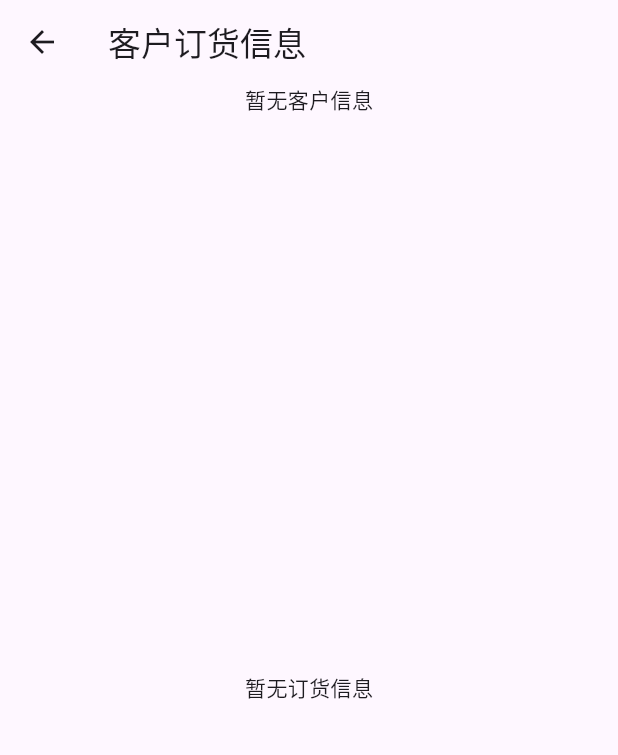
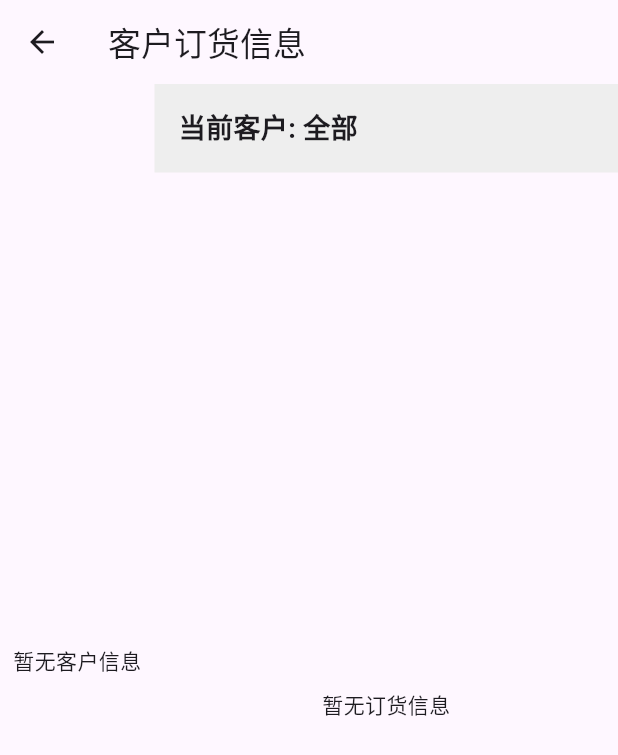
Before and after one commit to Ximenge/order2, a Flutter app: the screen it shows after launch, after a tap on the "person" icon, on a phone screen of 412 x 824 dp. Shown: the top 755 px of the screen. Run offline on Flutter 3.47's test engine with Material 3 defaults, Android fonts, the phone set to English and light mode, and no system bars; our stand-ins replace sqflite; accounts and stored records are empty.

```diff
--- a/lib/customer_orders_screen.dart
+++ b/lib/customer_orders_screen.dart
@@ -13,11 +13,13 @@ class CustomerOrdersScreen extends StatefulWidget {
 class _CustomerOrdersScreenState extends State<CustomerOrdersScreen> {
   String? selectedCustomerName;
   ValueNotifier<bool>? _refreshNotifier;
+  List<Order> _orders = [];
 
   @override
   void initState() {
     super.initState();
     _refreshNotifier = ValueNotifier(false);
+    _loadOrders();
   }
 
   @override
@@ -26,90 +28,55 @@ class _CustomerOrdersScreenState extends State<CustomerOrdersScreen> {
     super.dispose();
   }
 
+  Future<void> _loadOrders() async {
+    try {
+      List<Order> newOrders = selectedCustomerName == null
+         ? await Provider.of<AppDatabase>(context, listen: false).getActiveOrders()
+          : await Provider.of<AppDatabase>(context, listen: false).getOrdersByCustomer(selectedCustomerName!);
+      setState(() {
+        _orders = newOrders;
+      });
+    } catch (e) {
+      // 可以添加详细的错误处理逻辑
+      print('加载订单信息出错: $e');
+    }
+  }
+
+  void _deleteOrderLocally(Order order) {
+    setState(() {
+      _orders.removeWhere((o) => o.id == order.id);
+    });
+  }
+
   @override
   Widget build(BuildContext context) {
     return Scaffold(
       appBar: AppBar(
-        title: Text('客户订货信息'),
+        title: const Text('客户订货信息'),
       ),
-      body: Column(
+      body: Row(
         children: [
-          // 客户姓名筛选按钮
-          FutureBuilder<List<String>>(
-            future: Provider.of<AppDatabase>(context).getAllCustomerNames(),
-            builder: (context, snapshot) {
-              if (snapshot.connectionState == ConnectionState.waiting) {
-                return CircularProgressIndicator();
-              }
-
-              if (!snapshot.hasData || snapshot.data!.isEmpty) {
-                return Text('暂无客户信息');
-              }
-
-              final customerNames = snapshot.data!;
-              return SingleChildScrollView(
-                scrollDirection: Axis.horizontal,
-                child: Row(
-                  children: [
-                    ElevatedButton(
-                      onPressed: () {
-                        setState(() {
-                          selectedCustomerName = null;
-                        });
-                      },
-                      child: Text('全部'),
-                    ),
-                    ...customerNames.map((name) => ElevatedButton(
-                      onPressed: selectedCustomerName == name ? null : () {
+          // 左侧客户列表
+          Expanded(
+            flex: 1,
+            child: CustomerList(
+              selectedCustomerName: selectedCustomerName,
+              onCustomerSelected: (name) {
                 setState(() {
                   selectedCustomerName = name;
                 });
+                _loadOrders();
               },
-                      child: Text(name),
-                      style: ButtonStyle(
-                        backgroundColor: MaterialStateProperty.resolveWith(
-                          (states) => selectedCustomerName == name ? Colors.blue : Colors.grey,
             ),
           ),
-                    )),
-                  ],
-                ),
-              );
-            },
-          ),
-          SizedBox(height: 16),
-          // 订单列表
+          // 右侧订单列表
           Expanded(
-            child: ValueListenableBuilder(
-              valueListenable: _refreshNotifier!,
-              builder: (context, _, __) {
-                return FutureBuilder<List<Order>>(
-                  future: selectedCustomerName == null
-                      ? Provider.of<AppDatabase>(context, listen: false).getActiveOrders()
-                      : Provider.of<AppDatabase>(context, listen: false).getOrdersByCustomer(selectedCustomerName!),
-                  builder: (context, snapshot) {
-                    if (snapshot.connectionState == ConnectionState.waiting) {
-                      return Center(child: CircularProgressIndicator());
-                    }
-
-                    if (!snapshot.hasData || snapshot.data!.isEmpty) {
-                      return Center(child: Text('暂无订货信息'));
-                    }
-
-                    final orders = snapshot.data!;
-                    return ListView.builder(
-                      itemCount: orders.length,
-                      itemBuilder: (context, index) {
-                        final order = orders[index];
-                        return CustomerOrderCard(
-                          order: order,
-                          refreshParent: () => _refreshNotifier?.value = !_refreshNotifier!.value,
-                        );
-                      },
-                    );
-                  },
-                );
-              },
+            flex: 3,
+            child: OrderList(
+              orders: _orders,
+              refreshNotifier: _refreshNotifier!,
+              deleteOrderLocally: _deleteOrderLocally,
+              selectedCustomerName: selectedCustomerName,
             ),
           ),
         ],
@@ -118,25 +85,169 @@ class _CustomerOrdersScreenState extends State<CustomerOrdersScreen> {
   }
 }
 
+class CustomerList extends StatelessWidget {
+  final String? selectedCustomerName;
+  final Function(String?) onCustomerSelected;
+
+  const CustomerList({
+    super.key,
+    required this.selectedCustomerName,
+    required this.onCustomerSelected,
+  });
+
+  @override
+  Widget build(BuildContext context) {
+    return FutureBuilder<List<String>>(
+      future: Provider.of<AppDatabase>(context).getAllCustomerNames(),
+      builder: (context, snapshot) {
+        if (snapshot.connectionState == ConnectionState.waiting) {
+          return const Center(child: CircularProgressIndicator());
+        }
+
+        if (!snapshot.hasData || snapshot.data!.isEmpty) {
+          return const Center(child: Text('暂无客户信息'));
+        }
+
+        final customerNames = snapshot.data!;
+        return SingleChildScrollView(
+          child: Column(
+            crossAxisAlignment: CrossAxisAlignment.stretch,
+            children: [
+              OutlinedButton(
+                onPressed: () {
+                  onCustomerSelected(null);
+                },
+                child: const Text('全部'),
+              ),
+              ...customerNames.map((name) => OutlinedButton(
+                onPressed: selectedCustomerName == name ? null : () {
+                  onCustomerSelected(name);
+                },
+                style: ButtonStyle(
+                  backgroundColor: MaterialStateProperty.resolveWith(
+                    (states) => selectedCustomerName == name ? Colors.blue : Colors.grey,
+                  ),
+                  padding: MaterialStateProperty.all(const EdgeInsets.symmetric(vertical: 8, horizontal: 16)),
+                ),
+                child: LayoutBuilder(
+                  builder: (context, constraints) {
+                    final textSpan = TextSpan(
+                      text: name,
+                      style: const TextStyle(color: Colors.white),
+                    );
+                    final textPainter = TextPainter(
+                      text: textSpan,
+                      textDirection: TextDirection.ltr,
+                    );
+                    textPainter.layout(maxWidth: constraints.maxWidth);
+                    if (textPainter.didExceedMaxLines) {
+                      return Column(
+                        crossAxisAlignment: CrossAxisAlignment.start,
+                        mainAxisSize: MainAxisSize.min,
+                        children: [
+                          Text(
+                            name,
+                            style: const TextStyle(color: Colors.white),
+                            maxLines: 2,
+                            overflow: TextOverflow.ellipsis,
+                          ),
+                        ],
+                      );
+                    }
+                    return Text(
+                      name,
+                      style: const TextStyle(color: Colors.white),
+                    );
+                  },
+                ),
+              )),
+            ],
+          ),
+        );
+      },
+    );
+  }
+}
+
+class OrderList extends StatelessWidget {
+  final List<Order> orders;
+  final ValueNotifier<bool> refreshNotifier;
+  final Function(Order) deleteOrderLocally;
+  final String? selectedCustomerName;
+
+  const OrderList({
+    super.key,
+    required this.orders,
+    required this.refreshNotifier,
+    required this.deleteOrderLocally,
+    required this.selectedCustomerName,
+  });
+
+  @override
+  Widget build(BuildContext context) {
+    return Column(
+      children: [
+        Container(
+          width: double.infinity,
+          padding: const EdgeInsets.all(16),
+          color: Colors.grey[200],
+          child: Text(
+            '当前客户: ${selectedCustomerName ?? '全部'}',
+            style: const TextStyle(fontSize: 18, fontWeight: FontWeight.bold),
+          ),
+        ),
+        Expanded(
+          child: ValueListenableBuilder(
+            valueListenable: refreshNotifier,
+            builder: (context, _, __) {
+              if (orders.isEmpty) {
+                return const Center(child: Text('暂无订货信息'));
+              }
+              return ListView.builder(
+                itemCount: orders.length,
+                itemBuilder: (context, index) {
+                  final order = orders[index];
+                  return CustomerOrderCard(
+                    order: order,
+                    refreshParent: () => refreshNotifier.value = !refreshNotifier.value,
+                    deleteOrderLocally: deleteOrderLocally,
+                  );
+                },
+              );
+            },
+          ),
+        ),
+      ],
+    );
+  }
+}
+
 class CustomerOrderCard extends StatelessWidget {
   final Order order;
   final VoidCallback refreshParent;
+  final Function(Order) deleteOrderLocally;
 
-  const CustomerOrderCard({super.key, required this.order, required this.refreshParent});
+  const CustomerOrderCard({
+    super.key,
+    required this.order,
+    required this.refreshParent,
+    required this.deleteOrderLocally,
+  });
 
   @override
   Widget build(BuildContext context) {
     return Card(
-      margin: EdgeInsets.symmetric(vertical: 8, horizontal: 16),
+      margin: const EdgeInsets.symmetric(vertical: 8, horizontal: 16),
       elevation: 2,
       child: Padding(
-        padding: EdgeInsets.all(16),
+        padding: const EdgeInsets.all(16),
         child: Column(
           crossAxisAlignment: CrossAxisAlignment.start,
           children: [
+            // 突出显示客户姓名
             Text(
               '客户: ${order.customerName}',
-              style: TextStyle(fontWeight: FontWeight.bold, fontSize: 16),
+              style: const TextStyle(fontWeight: FontWeight.bold, fontSize: 20),
             ),
             SizedBox(height: 8),
             Row(
@@ -145,16 +256,18 @@ class CustomerOrderCard extends StatelessWidget {
                   child: Column(
                     crossAxisAlignment: CrossAxisAlignment.start,
                     children: [
+                      // 突出显示货物名称
+                      Text('货物名称: ${order.itemName}', style: const TextStyle(fontSize: 18, fontWeight: FontWeight.w600)),
+                      SizedBox(height: 4),
                       Text('下单日期: ${order.orderDate}'),
                       SizedBox(height: 4),
-                      Text('货物名称: ${order.itemName}'),
-                      SizedBox(height: 4),
-                      Text('数量: ${order.quantity} ${order.unit}'), // 支持浮点数
+                      // 突出显示数量和单位
+                      Text('数量: ${order.quantity} ${order.unit}', style: const TextStyle(fontSize: 18, fontWeight: FontWeight.w600)),
                     ],
                   ),
                 ),
                 IconButton(
-                  icon: Icon(Icons.delete, color: Colors.red),
+                  icon: const Icon(Icons.delete, color: Colors.red),
                   onPressed: () => _deleteOrder(context, order),
                 ),
               ],
@@ -166,10 +279,16 @@ class CustomerOrderCard extends StatelessWidget {
   }
 
   Future<void> _deleteOrder(BuildContext context, Order order) async {
+    try {
       await Provider.of<AppDatabase>(context, listen: false).deleteOrder(order);
       ScaffoldMessenger.of(context).showSnackBar(
-      SnackBar(content: Text('订单已删除')),
+        const SnackBar(content: Text('订单已删除')),
       );
-    refreshParent(); // 刷新父页面
+      deleteOrderLocally(order);
+      refreshParent();
+    } catch (e) {
+      // 可以添加详细的错误处理逻辑
+      print('删除订单信息出错: $e');
     }
   }
+}
--- a/lib/db/database.dart
+++ b/lib/db/database.dart
@@ -150,4 +150,10 @@ class AppDatabase {
     final db = await instance.database;
     await db.delete('orders', where: 'isDeleted = 1');
   }
+
+  // 添加 physicalDeleteOrder 方法
+  Future<void> physicalDeleteOrder(Order order) async {
+    final db = await instance.database;
+    await db.delete('orders', where: 'id = ?', whereArgs: [order.id]);
+  }
 }
--- a/lib/main.dart
+++ b/lib/main.dart
@@ -1,13 +1,12 @@
 import 'package:flutter/foundation.dart' show kDebugMode;
 import 'package:flutter/material.dart';
+import 'package:flutter_localizations/flutter_localizations.dart'; // 导入本地化相关库
 import 'package:provider/provider.dart';
 import './screens/home_screen.dart';
 import './db/database.dart';
 
 void main() async {
   WidgetsFlutterBinding.ensureInitialized();
-
-
 
   runApp(
     MultiProvider(
@@ -33,6 +32,14 @@ class MyApp extends StatelessWidget {
           contentPadding: EdgeInsets.symmetric(horizontal: 12, vertical: 14),
         ),
       ),
+      localizationsDelegates: [
+        GlobalMaterialLocalizations.delegate,
+        GlobalWidgetsLocalizations.delegate,
+        GlobalCupertinoLocalizations.delegate,
+      ],
+      supportedLocales: [
+        const Locale('zh', 'CN'), // 支持中文
+      ],
       home: HomeScreen(),
     );
   }
```
Also changed, not shown: lib/screens/history_orders_screen.dart (+63 -6 lines), pubspec.yaml (+6 -3 lines), assets/icon/logo.png (added), pubspec.lock, 43 other files. Lines whose indentation alone changed are shown as unchanged.
